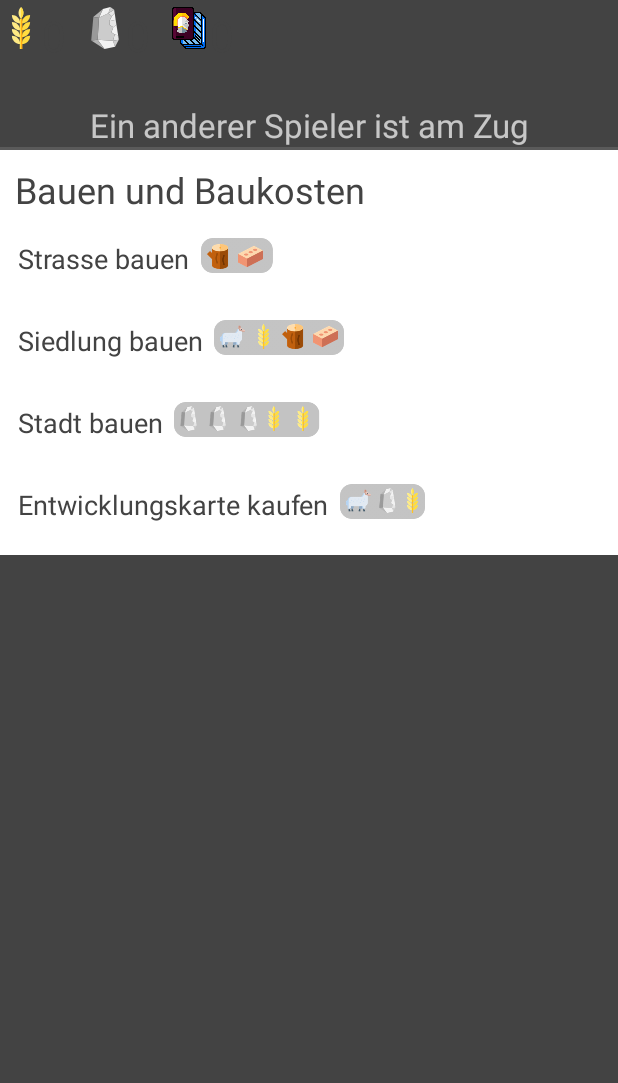
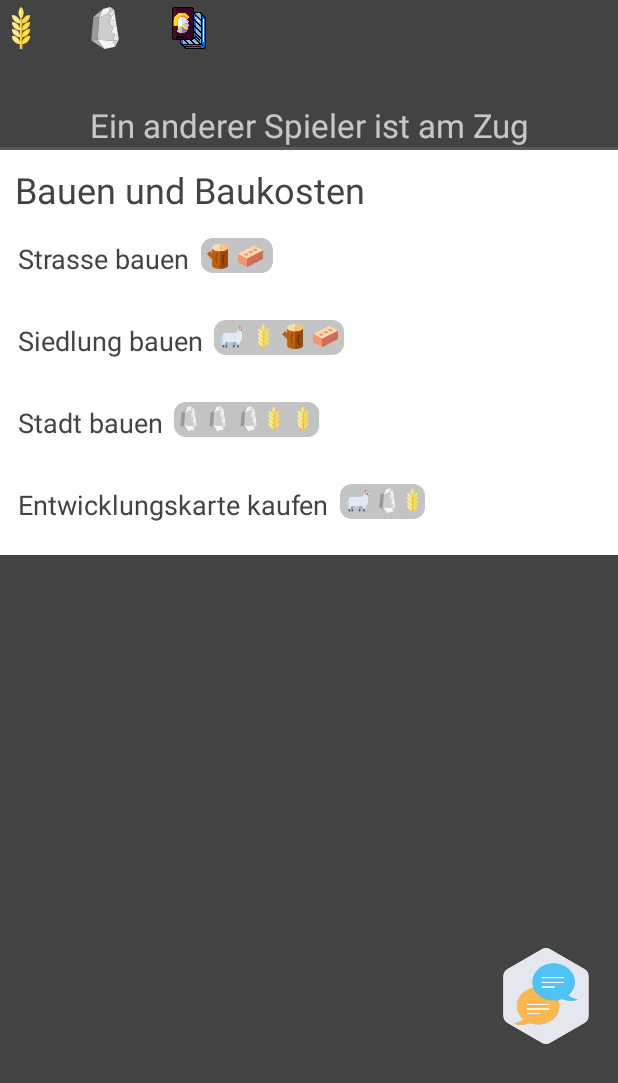
Before and after one commit to Jamie-505/catan, an Android app: the MainActivity screen opened directly, with no data from a screen before it, on a phone screen of 412 x 824 dp. Shown: the top 1083 px of the screen. Run offline under Robolectric (Android 15) with nearby library versions, the phone set to English and light mode, and no system bars; our stand-ins replace CircleImageView; libraries missing offline, so code that uses them is left out: com.golovin.fluentstackbar, com.jakewharton.processphoenix, com.sdsmdg.harjot, com.sothree.slidinguppanel, org.java_websocket.client and 3 more; plain views replace SlidingUpPanelLayout, ZoomLayout; 14 statements that could not run were skipped.

Commit message:
ISSUE#118: add drawer on the right to host chat
* add image button for more obvious drawer opening
* close drawer on back pressed
* leave space to secure material view at all times

```diff
--- a/client/app/src/main/java/de/lmu/settlebattle/catanclient/MainActivity.java
+++ b/client/app/src/main/java/de/lmu/settlebattle/catanclient/MainActivity.java
@@ -55,6 +55,7 @@ import android.net.Uri;
 import android.os.Bundle;
 import android.support.v4.content.LocalBroadcastManager;
 import android.support.v4.view.ViewPager;
+import android.support.v4.widget.DrawerLayout;
 import android.support.v7.widget.CardView;
 import android.util.Log;
 import android.view.Display;
@@ -138,25 +139,28 @@ public class MainActivity extends BaseSocketActivity implements FragmentHandler
   private Button domTradeBtn;
   private Button endTurnBtn;
   private Button seaTradeBtn;
-  private ChatFragment chatFragment = new ChatFragment();
+  private ChatFragment chatFragment;
+  private CircleImageView currentRobberTile;
   private ConstructionsLayer settlementLayer;
   private ConstructionsLayer streetLayer;
+  private DrawerLayout drawer;
   private FragmentManager fragmentManager = getFragmentManager();
   private Gson gson = new Gson();
+  private ImageButton drawerHandleBtn;
   private ImageButton diceBtn;
-  private CircleImageView currentRobberTile;
+  private LinearLayout chatDrawer;
+  private RelativeLayout gridLayout;
   private SeaTradeFragment seaTradeFragment = new SeaTradeFragment();
   private SlidingUpPanelLayout slidingPanel;
+  private TextSwitcher infoBox;
   private TextSwitcher selfClayCnt;
   private TextSwitcher selfDevCardCnt;
   private TextSwitcher selfOreCnt;
   private TextSwitcher selfWheatCnt;
   private TextSwitcher selfWoodCnt;
   private TextSwitcher selfWoolCnt;
-  private TextSwitcher infoBox;
   private TextSwitcher[] textSwitchers;
   private TradeOfferFragment tradeOfferFragment = new TradeOfferFragment();
-  private RelativeLayout gridLayout;
 
   // Card Viewer
   private ViewPager mViewPager;
@@ -172,6 +176,9 @@ public class MainActivity extends BaseSocketActivity implements FragmentHandler
         slidingPanel.getPanelState() != SlidingUpPanelLayout.PanelState.COLLAPSED) {
       slidingPanel.setPanelState(SlidingUpPanelLayout.PanelState.COLLAPSED);
     }
+    if (drawer.isDrawerOpen(chatDrawer)) {
+      drawer.closeDrawer(Gravity.END);
+    }
     super.onBackPressed();
   }
   @Override
@@ -186,8 +193,11 @@ public class MainActivity extends BaseSocketActivity implements FragmentHandler
     Board board = gson.fromJson(startActivity.getStringExtra(BOARD), Board.class);
     board = new Board(board.fields);
 
+    chatDrawer = findViewById(R.id.chatDrawer);
     diceBtn = findViewById(R.id.throwDiceBtn);
     domTradeBtn = findViewById(R.id.dom_trade_btn);
+    drawer = findViewById(R.id.drawer_layout);
+    drawerHandleBtn = findViewById(R.id.open_chat_btn);
     endTurnBtn = findViewById(R.id.end_turn_btn);
     gridLayout = findViewById(R.id.gridLayout);
     infoBox = findViewById(R.id.info_box);
@@ -287,25 +297,13 @@ public class MainActivity extends BaseSocketActivity implements FragmentHandler
 
       @Override
       public void onPanelStateChanged(View panel, SlidingUpPanelLayout.PanelState previousState,
-          SlidingUpPanelLayout.PanelState newState) {
-
-         /*
-
-        if(slidingPanel.getPanelState() == SlidingUpPanelLayout.PanelState.ANCHORED||slidingPanel.getPanelState() == SlidingUpPanelLayout.PanelState.EXPANDED)
-        {
-          t.setVisibility(View.INVISIBLE);
-          y.setVisibility(View.VISIBLE);
-          Log.i(TAG, "Großer Text sollte sichbar sein ");
-        }
-        else {
-          t.setVisibility(View.VISIBLE);
-          y.setVisibility(View.INVISIBLE);
-          Log.i(TAG, "Kurzer Text sollte sichbar sein ");*/
-      }
+          SlidingUpPanelLayout.PanelState newState) {}
     });
     slidingPanel.setFadeOnClickListener(
         view -> slidingPanel.setPanelState(SlidingUpPanelLayout.PanelState.COLLAPSED));
     slidingPanel.setPanelState(SlidingUpPanelLayout.PanelState.COLLAPSED);
+
+    chatFragment = (ChatFragment) fragmentManager.findFragmentById(R.id.chat);
   }
 
   @Override
@@ -790,6 +788,7 @@ public class MainActivity extends BaseSocketActivity implements FragmentHandler
       String diceMsg = createJSONString(ROLL_DICE, new Object());
       mService.sendMessage(diceMsg);
     });
+    drawerHandleBtn.setOnClickListener((View v) -> drawer.openDrawer(chatDrawer));
     domTradeBtn.setOnClickListener((View v) -> {
       Bundle tradeBundle = new Bundle();
       String rawMaterials = gson.toJson(self.rawMaterials);
--- a/client/app/src/main/res/drawable/ic_hand.xml
+++ /dev/null
@@ -1,8 +0,0 @@
-<vector android:height="24dp" android:viewportHeight="512.001"
-    android:viewportWidth="512.001" android:width="24dp" xmlns:android="http://schemas.android.com/apk/res/android">
-    <path android:fillColor="#F9D18A" android:pathData="M248.5,362.1c0,0 0,27.1 21.5,68c13.4,25.5 16.4,50.9 16.9,66.5l0,0c0,0 0,0 0,0c0,1.8 0.1,3.4 0.1,4.9c0.7,4.5 3.6,10.4 14.1,10.4h97.1h0c0.8,-0 13,-0.3 11.4,-15.3c0,-0 0,-0 0,-0c-3.7,-27.3 -7.5,-88.2 15.4,-157.8c36.3,-110.2 -110.5,-190 -110.5,-190v137.9l-24,-34.3c-11,-15.8 -32.8,-19.6 -48.5,-8.6c-15.8,11 -19.6,32.8 -8.6,48.5l48.7,69.8H248.5z"/>
-    <path android:fillColor="#EA473B" android:pathData="M233.3,292.4c-11,-15.8 -7.2,-37.5 8.6,-48.5c15.8,-11 37.5,-7.2 48.5,8.6l24,34.3V18.4C314.5,8.2 306.2,0 296.1,0H99.7C89.5,0 81.2,8.2 81.2,18.4V343.7c0,10.2 8.2,18.4 18.4,18.4h182.4L233.3,292.4z"/>
-    <path android:fillColor="#F75652" android:pathData="M296.1,0H187.1c-17.7,37.7 -27.6,79.8 -27.6,124.2c0,97.9 48,184.6 121.6,237.9h0.9l-48.7,-69.8c-11,-15.8 -7.2,-37.5 8.6,-48.5c15.8,-11 37.5,-7.2 48.5,8.6l24,34.3V18.4C314.5,8.2 306.2,0 296.1,0z"/>
-    <path android:fillColor="#D32420" android:pathData="M110.4,343.7V18.4C110.4,8.2 118.7,0 128.9,0H99.7C89.5,0 81.2,8.2 81.2,18.4V343.7c0,10.2 8.2,18.4 18.4,18.4h29.2C118.7,362.1 110.4,353.9 110.4,343.7z"/>
-    <path android:fillColor="#EFB860" android:pathData="M355,317.8l-40.5,-58v27l27.8,39.9c2.4,3.5 7.3,4.4 10.8,1.9C356.6,326.1 357.4,321.3 355,317.8z"/>
-</vector>
--- a/client/app/src/main/res/layout/activity_main.xml
+++ b/client/app/src/main/res/layout/activity_main.xml
@@ -1,6 +1,12 @@
 <?xml version="1.0" encoding="utf-8"?>
-<android.support.design.widget.CoordinatorLayout xmlns:android="http://schemas.android.com/apk/res/android"
+<android.support.v4.widget.DrawerLayout  xmlns:android="http://schemas.android.com/apk/res/android"
   xmlns:app="http://schemas.android.com/apk/res-auto"
+  android:id="@+id/drawer_layout"
+  android:fitsSystemWindows="true"
+  android:layout_width="match_parent"
+  android:layout_height="match_parent">
+
+  <android.support.design.widget.CoordinatorLayout
     android:id="@+id/contain"
     android:layout_width="match_parent"
     android:layout_height="match_parent">
@@ -150,6 +156,21 @@
           android:visibility="invisible"
           app:layout_constraintStart_toStartOf="parent"
           sothree:layout_constraintBottom_toBottomOf="parent"
+          sothree:layout_constraintEnd_toEndOf="parent" />
+
+        <ImageButton
+          android:id="@+id/open_chat_btn"
+          android:src="@drawable/ic_chat"
+          android:scaleType="centerCrop"
+          android:background="@color/transparent"
+          android:layout_width="80dp"
+          android:layout_height="80dp"
+          android:layout_marginBottom="8dp"
+          android:layout_marginStart="8dp"
+          android:layout_marginEnd="8dp"
+          android:padding="8dp"
+          sothree:layout_constraintBottom_toBottomOf="parent"
+          sothree:layout_constraintBottom_toTopOf="@id/dom_trade_btn"
           sothree:layout_constraintEnd_toEndOf="parent" />
       </android.support.constraint.ConstraintLayout>
 
@@ -437,5 +458,22 @@
         app:layout_constraintEnd_toEndOf="parent"
         app:layout_constraintStart_toStartOf="parent"
         app:layout_constraintTop_toTopOf="parent" />
+
     </android.support.constraint.ConstraintLayout>
+
   </android.support.design.widget.CoordinatorLayout>
+
+  <LinearLayout
+    android:id="@+id/chatDrawer"
+    android:layout_width="350dp"
+    android:layout_height="700dp"
+    android:layout_gravity="end"
+    android:orientation="vertical">
+    <fragment
+      android:id="@+id/chat"
+      android:name="de.lmu.settlebattle.catanclient.chat.ChatFragment"
+      android:layout_gravity="end"
+      android:layout_width="350dp"
+      android:layout_height="700dp"/>
+</LinearLayout>
+</android.support.v4.widget.DrawerLayout>
```
Also changed, not shown: client/app/src/main/res/drawable/ic_chat.png (added). Lines whose indentation alone changed are shown as unchanged.
